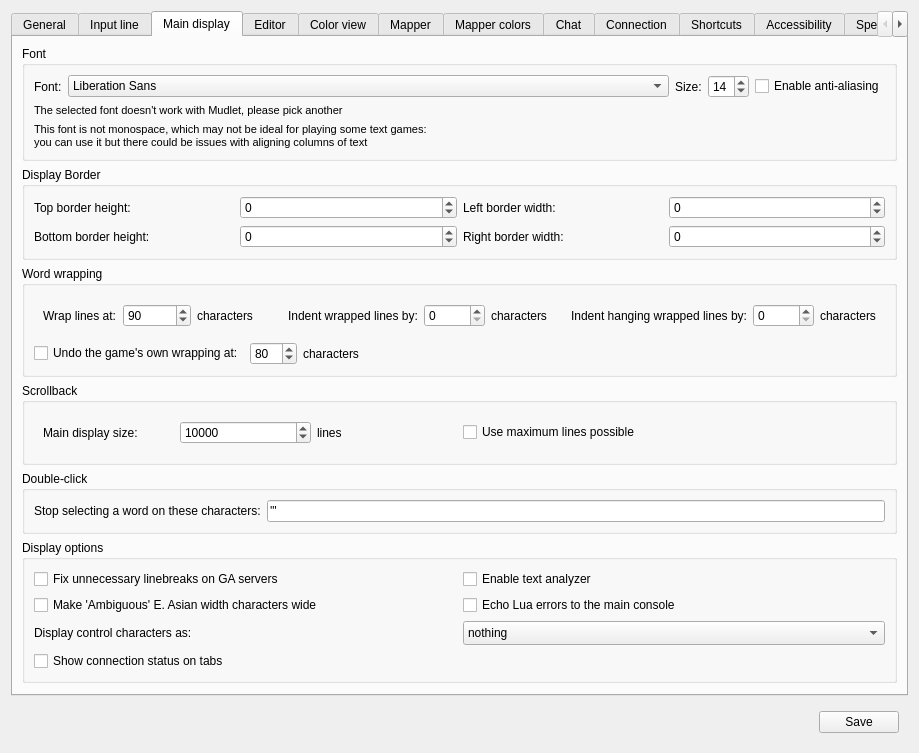
Above: src/ui/profile_preferences.ui from Mudlet/Mudlet before the change. Below: the same form after it.
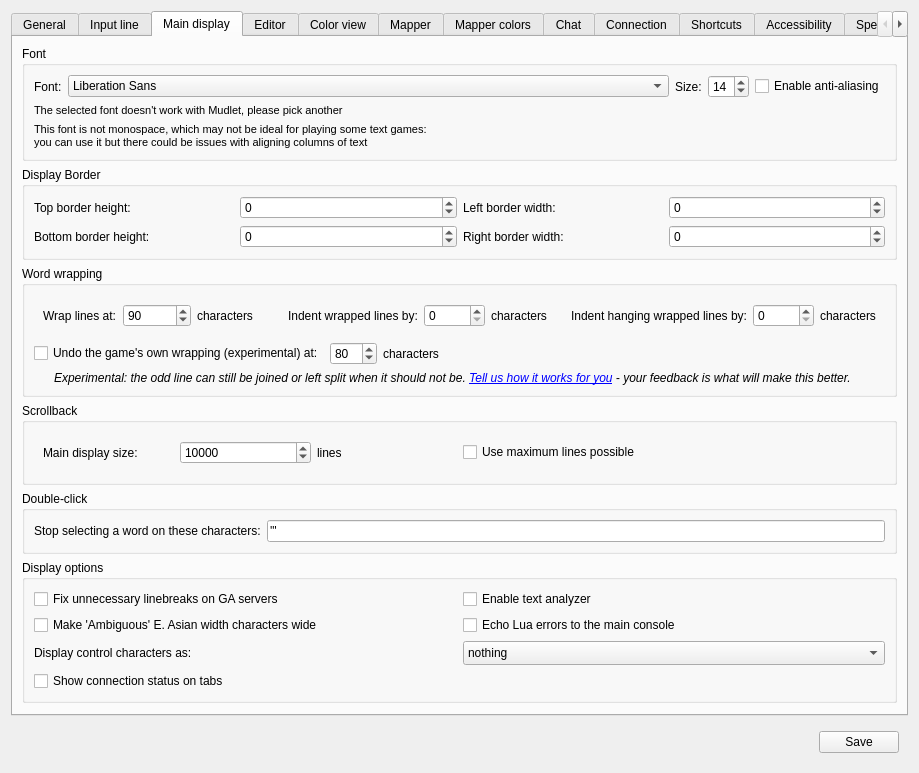
That is the form after the change. The open tabs and pages were chosen to show the change. Icons and pictures are not drawn. Custom widgets are drawn as their Qt base class.

Commit message:
back the wrap hint out, label the option experimental
The wrap detection, the [ INFO ] hint it printed and the settings callout
are gone until the joining itself is good enough to advertise. The option
stays, marked experimental in settings with a link for feedback.

What changed in the file:
```diff
--- a/src/ui/profile_preferences.ui
+++ b/src/ui/profile_preferences.ui
@@ -1355,7 +1355,7 @@
                <string>&lt;p&gt;Some games wrap their own lines and offer no way to turn that off, which makes triggers awkward to write: the text a trigger sees can be split mid-sentence. This option joins those wrapped lines back together before triggers run, so triggers always see whole lines and the wrapping above applies for display instead.&lt;/p&gt;&lt;p&gt;Set the column to the width the game wraps at (very often 80). Only lines from the game are affected.&lt;/p&gt;&lt;p&gt;&lt;i&gt;This feature is experimental: it tells wrapped prose apart from prompts, tables and ASCII art by their shape, so the occasional line may still be joined or left split when it should not be.&lt;/i&gt;&lt;/p&gt;</string>
               </property>
               <property name="text">
-               <string>Undo the game's own wrapping at:</string>
+               <string>Undo the game's own wrapping (experimental) at:</string>
               </property>
              </widget>
             </item>
@@ -1397,6 +1397,22 @@
             </item>
            </layout>
           </item>
+          <item>
+           <widget class="QLabel" name="label_undo_server_wrap_experimental">
+            <property name="text">
+             <string>&lt;i&gt;Experimental: the odd line can still be joined or left split when it should not be. &lt;a href=&quot;https://github.com/Mudlet/Mudlet/issues&quot;&gt;Tell us how it works for you&lt;/a&gt; - your feedback is what will make this better.&lt;/i&gt;</string>
+            </property>
+            <property name="wordWrap">
+             <bool>true</bool>
+            </property>
+            <property name="indent">
+             <number>20</number>
+            </property>
+            <property name="openExternalLinks">
+             <bool>true</bool>
+            </property>
+           </widget>
+          </item>
          </layout>
         </widget>
        </item>
```
The commit also changes 9 other files.
